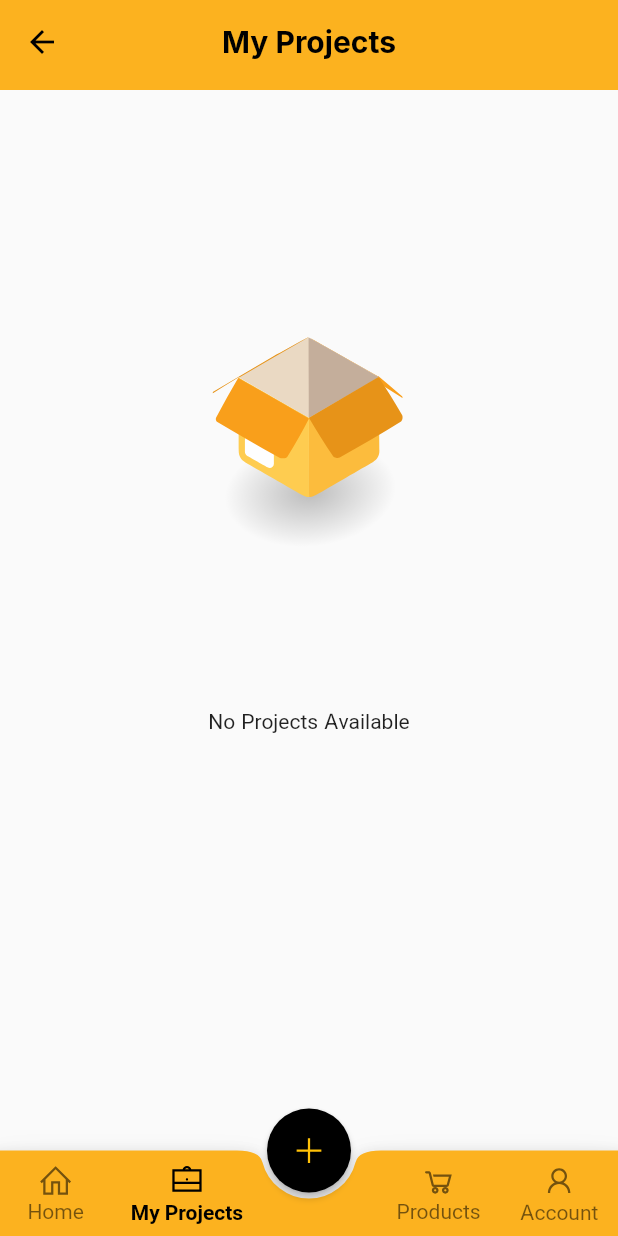
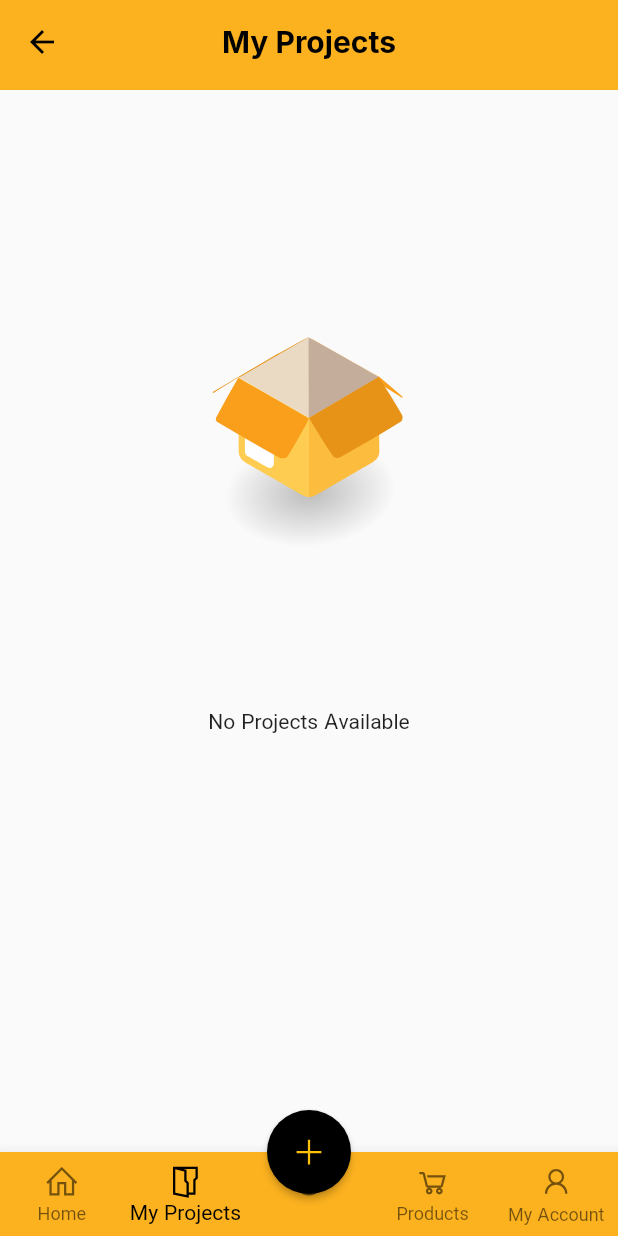
Before and after one commit to Rizwan-Raza/makemywindoor, a Flutter app: the DashboardScreen screen opened directly, item 2 of the bottom bar chosen, on a phone screen of 412 x 824 dp. Run offline on Flutter 3.47's test engine with Material 2 defaults, Android fonts, the phone set to English and light mode, and no system bars; our stand-ins replace cached_network_image, cloud_firestore, firebase_core, google_fonts, line_icons, lottie and 5 more; accounts and stored records are empty; Roboto replaces fonts that are missing (Overpass).

Commit message:
Last ig.

```diff
--- a/lib/screens/create_project/invoice.dart
+++ b/lib/screens/create_project/invoice.dart
@@ -109,7 +109,7 @@ class InvoiceScreen extends StatelessWidget {
                 const TextSpan(text: "+ 18% GST "),
                 TextSpan(
                   text:
-                      " = " + (project.totalCost * 18 / 100).toStringAsFixed(4),
+                      " = " + (project.totalCost * 18 / 100).toStringAsFixed(2),
                   style: const TextStyle(fontWeight: FontWeight.bold),
                 ),
               ],
--- a/lib/screens/dashboard.dart
+++ b/lib/screens/dashboard.dart
@@ -65,7 +65,45 @@ class _DashboardScreenState extends State<DashboardScreen> {
         ),
         elevation: 2.0,
       ),
-      bottomNavigationBar: Container(
+      // bottomNavigationBar: _getBottomBar(),
+      bottomNavigationBar: BottomNavigationBar(
+        type: BottomNavigationBarType.fixed,
+        backgroundColor: Theme.of(context).colorScheme.primary,
+        items: const [
+          BottomNavigationBarItem(
+            icon: Icon(LineIcons.home),
+            label: "Home",
+          ),
+          BottomNavigationBarItem(
+            icon: Icon(LineIcons.folderOpen),
+            label: "My Projects",
+          ),
+          BottomNavigationBarItem(
+            icon: Icon(LineIcons.dotCircle),
+            label: "",
+          ),
+          BottomNavigationBarItem(
+            icon: Icon(LineIcons.shoppingCart),
+            label: "Products",
+          ),
+          BottomNavigationBarItem(
+            icon: Icon(LineIcons.user),
+            label: "My Account",
+          ),
+        ],
+        currentIndex: _selectedIndex,
+        selectedItemColor: Colors.black,
+        onTap: (int index) {
+          setState(() {
+            _selectedIndex = index;
+          });
+        },
+      ),
+    );
+  }
+
+  Widget _getBottomBar() {
+    return Container(
       color: Colors.transparent,
       child: BottomAppBar(
         //bottom navigation bar on scaffold
@@ -90,8 +128,7 @@ class _DashboardScreenState extends State<DashboardScreen> {
                 children: [
                   Icon(
                     LineIcons.home,
-                      color:
-                          _selectedIndex == 0 ? Colors.black : Colors.black54,
+                    color: _selectedIndex == 0 ? Colors.black : Colors.black54,
                   ),
                   Text(
                     'Home',
@@ -117,8 +154,7 @@ class _DashboardScreenState extends State<DashboardScreen> {
                 children: [
                   Icon(
                     LineIcons.briefcase,
-                      color:
-                          _selectedIndex == 1 ? Colors.black : Colors.black54,
+                    color: _selectedIndex == 1 ? Colors.black : Colors.black54,
                   ),
                   Text(
                     'My Projects',
@@ -154,8 +190,7 @@ class _DashboardScreenState extends State<DashboardScreen> {
                 children: [
                   Icon(
                     LineIcons.shoppingCart,
-                      color:
-                          _selectedIndex == 3 ? Colors.black : Colors.black54,
+                    color: _selectedIndex == 3 ? Colors.black : Colors.black54,
                   ),
                   Text(
                     'Products',
@@ -181,8 +216,7 @@ class _DashboardScreenState extends State<DashboardScreen> {
                 children: [
                   Icon(
                     LineIcons.user,
-                      color:
-                          _selectedIndex == 4 ? Colors.black : Colors.black54,
+                    color: _selectedIndex == 4 ? Colors.black : Colors.black54,
                   ),
                   Text(
                     'Account',
@@ -200,16 +234,6 @@ class _DashboardScreenState extends State<DashboardScreen> {
           ],
         ),
       ),
-      ),
-      // bottomNavigationBar: BottomAppBar(
-      //   child: Row(
-      //     mainAxisSize: MainAxisSize.max,
-      //     mainAxisAlignment: MainAxisAlignment.spaceBetween,
-      //     children: const <Widget>[],
-      //   ),
-      //   // notchedShape: const CircularNotchedRectangle(),
-      //   color: Colors.blueGrey,
-      // ),
     );
   }
 }
--- a/lib/utils/invoice_pdf.dart
+++ b/lib/utils/invoice_pdf.dart
@@ -143,7 +143,7 @@ class InvoicePDF {
                             text: " cms = ",
                           ),
                           pw.TextSpan(
-                            text: e.esft.toStringAsFixed(4),
+                            text: e.esft.toStringAsFixed(2),
                             style: pw.TextStyle(fontWeight: pw.FontWeight.bold),
                           ),
                           const pw.TextSpan(
@@ -162,7 +162,7 @@ class InvoicePDF {
                     pw.Spacer(),
                     pw.Text(" = "),
                     pw.Text(
-                      (e.esft * e.rate).toStringAsFixed(4),
+                      (e.esft * e.rate).toStringAsFixed(2),
                       style: pw.TextStyle(fontWeight: pw.FontWeight.bold),
                     ),
                   ],
@@ -182,7 +182,7 @@ class InvoicePDF {
                   const pw.TextSpan(text: "+ 18% GST "),
                   pw.TextSpan(
                     text: " = " +
-                        (project.totalCost * 18 / 100).toStringAsFixed(4),
+                        (project.totalCost * 18 / 100).toStringAsFixed(2),
                     style: pw.TextStyle(fontWeight: pw.FontWeight.bold),
                   ),
                 ],
```
Also changed, not shown: lib/screens/create_project/dimensions.dart (+31 -21 lines), lib/screens/myaccount/user_profile.dart (+9 -9 lines). Lines whose indentation alone changed are shown as unchanged.
